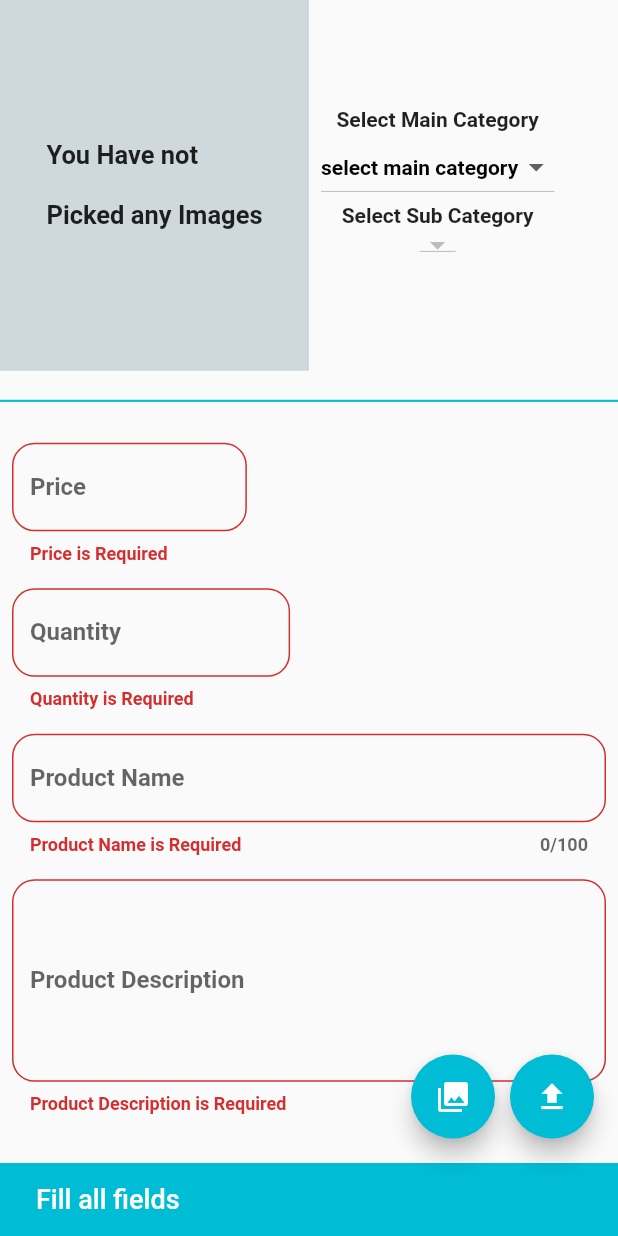
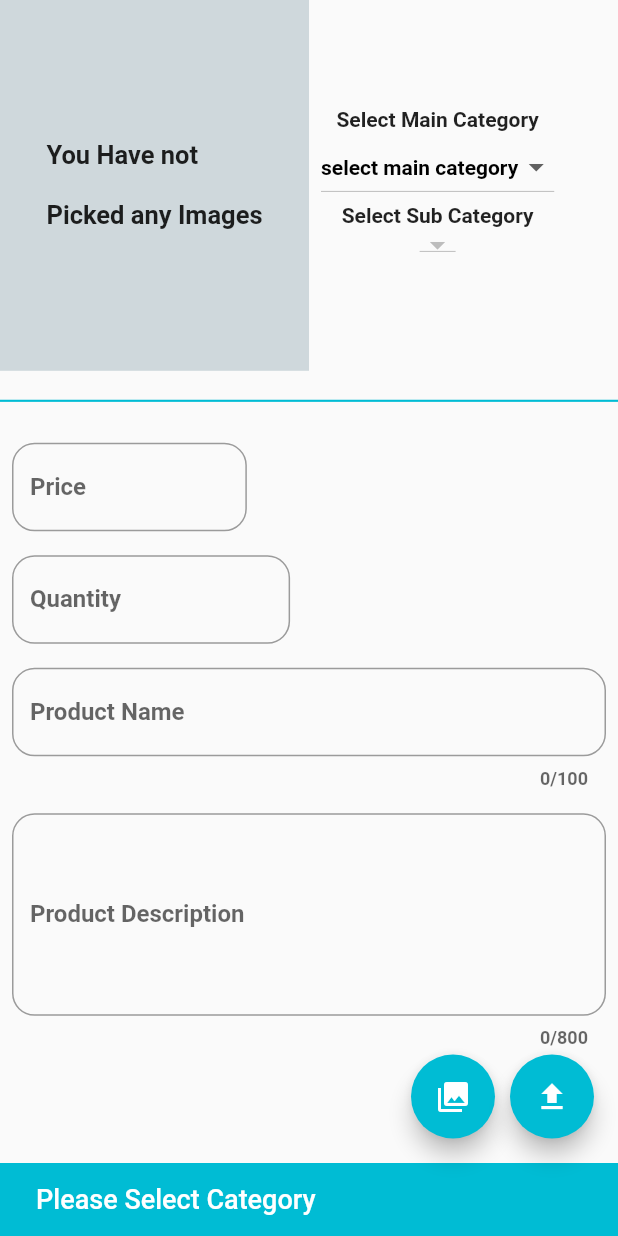
Before and after one commit to mbuguap/Multi-Vendor-Ecommerce, a Flutter app: the UploadProductScreen screen opened directly, after a tap on the "upload" icon, on a phone screen of 412 x 824 dp. Run offline on Flutter 3.47's test engine with Material 2 defaults, Android fonts, the phone set to English and light mode, and no system bars; our stand-ins replace cloud_firestore, firebase_auth, firebase_core, firebase_storage, image_picker; accounts and stored records are empty.

Commit message:
upload product

```diff
--- a/lib/main.dart
+++ b/lib/main.dart
@@ -29,7 +29,7 @@ class MyApp extends StatelessWidget {
         primarySwatch: Colors.blue,
         fontFamily: "Roboto-Bold",
       ),
-      initialRoute: SellerHomeScreen.routeName,
+      initialRoute: SellerLoginScreen.routeName,
       routes: {
         CustomerHomeScreen.routeName: (context) => CustomerHomeScreen(),
         LandingCustomerScreen.routeName: (context) => LandingCustomerScreen(),
--- a/lib/views/upload_product_screen.dart
+++ b/lib/views/upload_product_screen.dart
@@ -1,9 +1,12 @@
 import 'dart:io';
-import 'dart:ui';
+import 'package:cloud_firestore/cloud_firestore.dart';
+import 'package:firebase_auth/firebase_auth.dart';
+import 'package:firebase_storage/firebase_storage.dart';
 import 'package:flutter/material.dart';
 import 'package:image_picker/image_picker.dart';
 import 'package:multi_vendor/controllers/snack_bar_controller.dart';
 import 'package:multi_vendor/utils/category_list.dart';
+import 'package:path/path.dart' as path;
 
 class UploadProductScreen extends StatefulWidget {
   @override
@@ -12,6 +15,8 @@ class UploadProductScreen extends StatefulWidget {
 
 class _UploadProductScreenState extends State<UploadProductScreen> {
   final GlobalKey<FormState> _formKey = GlobalKey<FormState>();
+  final FirebaseStorage _firebaseStorage = FirebaseStorage.instance;
+  final FirebaseFirestore _firestore = FirebaseFirestore.instance;
   final ImagePicker _picker = ImagePicker();
   String mainCategoryValue = 'select main category';
   String subCategoryValue = 'subcategory';
@@ -24,6 +29,7 @@ class _UploadProductScreenState extends State<UploadProductScreen> {
   late String productDescription;
 
   List<XFile>? imageList = [];
+  List<String> imageUrlList = [];
 
   void pickProductImages() async {
     try {
@@ -90,21 +96,64 @@ class _UploadProductScreenState extends State<UploadProductScreen> {
     });
   }
 
-  void uploadProduct() {
-    if (_formKey.currentState!.validate()) {
-      _formKey.currentState!.save();
-      if (imageList!.isNotEmpty) {
-        // print(price);
+  Future<void> uploadImages() async {
+    if (mainCategoryValue != 'select main category' &&
+        subCategoryValue != 'subcategory') {
+      if (_formKey.currentState!.validate()) {
+        _formKey.currentState!.save();
+        if (imageList!.isNotEmpty) {
+          try {
+            for (var image in imageList!) {
+              Reference ref =
+                  _firebaseStorage.ref('products/${path.basename(image.path)}');
+
+              await ref.putFile(File(image.path)).whenComplete(() async {
+                await ref.getDownloadURL().then((value) {
+                  imageUrlList.add(value);
+                });
+              });
+            }
+          } catch (e) {
+            print(e);
+          }
+        } else {
+          return snackBar('Please Pick Images', context);
+        }
+      } else {
+        return snackBar('Fill all fields', context);
+      }
+    } else {
+      return snackBar('Please Select Category', context);
+    }
+  }
+
+  void uploadData() async {
+    if (imageUrlList.isNotEmpty) {
+      CollectionReference productRef = _firestore.collection('products');
+
+      await productRef.doc().set({
+        'mainCategory': mainCategoryValue,
+        'subCategory': subCategoryValue,
+        'price': price,
+        'instock': quantity,
+        'productName': productName,
+        'productDescription': productDescription,
+        'sellerUid': FirebaseAuth.instance.currentUser!.uid,
+        'productImage': imageUrlList,
+        'discount': 0
+      }).whenComplete(() {
         setState(() {
           imageList = [];
+          subCategoryList = [];
+          mainCategoryValue = 'select main category';
         });
         _formKey.currentState!.reset();
-      } else {
-        return snackBar('Please Pick Images', context);
-      }
-    } else {
-      return snackBar('Fill all fields', context);
+      });
     }
+  }
+
+  void uploadProduct() async {
+    await uploadImages().whenComplete(() => uploadData());
   }
 
   @override
```
